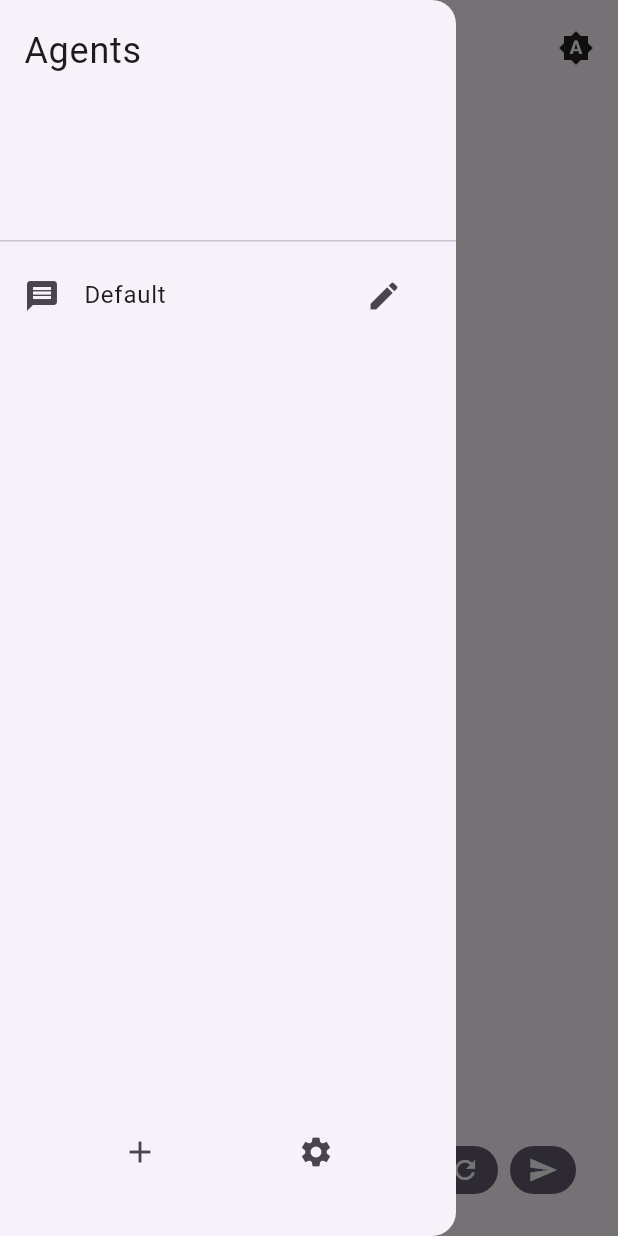
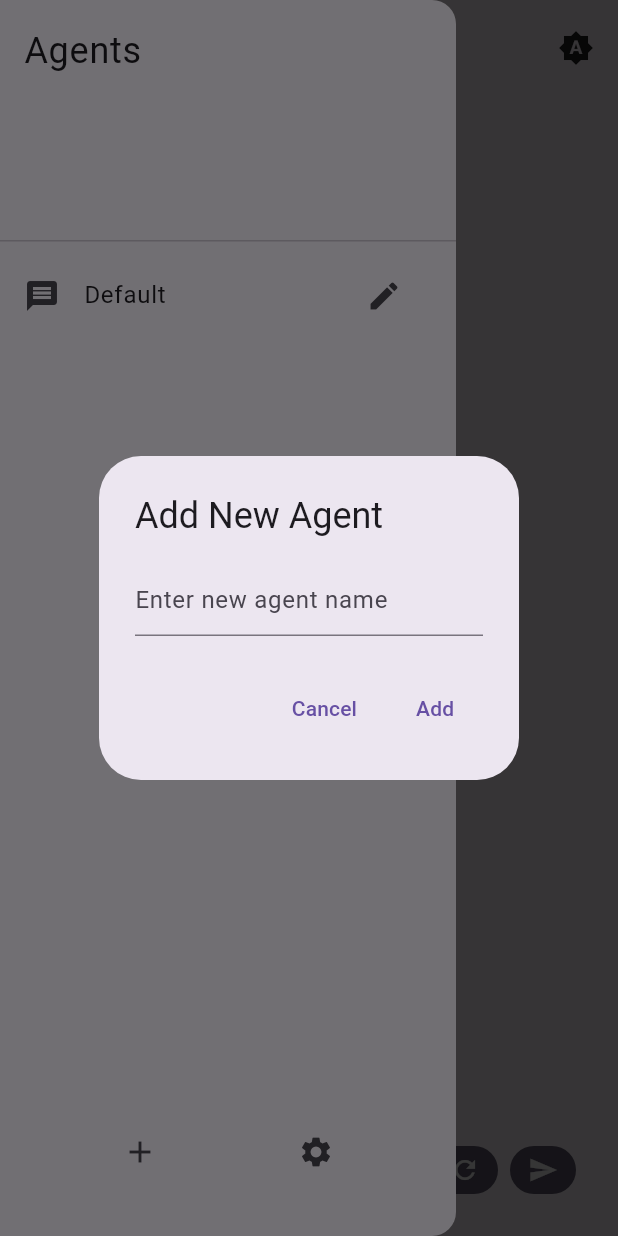
Before and after one commit to tianhaoz95/moollama, a Flutter app: the screen it shows after launch, in the side drawer, after a tap on the "add" icon, on a phone screen of 412 x 824 dp. Run offline on Flutter 3.47's test engine with Material 3 defaults, Android fonts, the light colour scheme and no system bars; our stand-ins replace shared_preferences, sqflite_common_ffi; accounts and stored records are empty.

Commit message:
feat: add agent addition logic

```diff
--- a/lib/main.dart
+++ b/lib/main.dart
@@ -176,6 +176,48 @@ class _SecretAgentHomeState extends State<SecretAgentHome> {
     }
   }
 
+  void _showAddAgentDialog(BuildContext context) async {
+    final TextEditingController addAgentController = TextEditingController();
+    final newAgentName = await showDialog<String>(
+      context: context,
+      builder: (BuildContext context) {
+        return AlertDialog(
+          title: const Text('Add New Agent'),
+          content: TextField(
+            controller: addAgentController,
+            decoration: const InputDecoration(hintText: "Enter new agent name"),
+          ),
+          actions: <Widget>[
+            TextButton(
+              child: const Text('Cancel'),
+              onPressed: () {
+                Navigator.of(context).pop();
+              },
+            ),
+            TextButton(
+              child: const Text('Add'),
+              onPressed: () {
+                Navigator.of(context).pop(addAgentController.text);
+              },
+            ),
+          ],
+        );
+      },
+    );
+
+    if (newAgentName != null && newAgentName.isNotEmpty) {
+      _addAgent(newAgentName);
+    }
+  }
+
+  void _addAgent(String name) async {
+    final newAgent = Agent(name: name);
+    final id = await _dbHelper.insertAgent(newAgent.toMap());
+    setState(() {
+      _agents.add(Agent(id: id, name: name));
+    });
+  }
+
   @override
   Widget build(BuildContext context) {
     return Scaffold(
@@ -205,7 +247,12 @@ class _SecretAgentHomeState extends State<SecretAgentHome> {
               child: Row(
                 mainAxisAlignment: MainAxisAlignment.spaceEvenly,
                 children: [
-                  IconButton(icon: const Icon(Icons.add), onPressed: () {}),
+                  IconButton(
+                    icon: const Icon(Icons.add),
+                    onPressed: () {
+                      _showAddAgentDialog(context);
+                    },
+                  ),
                   IconButton(
                     icon: const Icon(Icons.settings),
                     onPressed: () {
```
